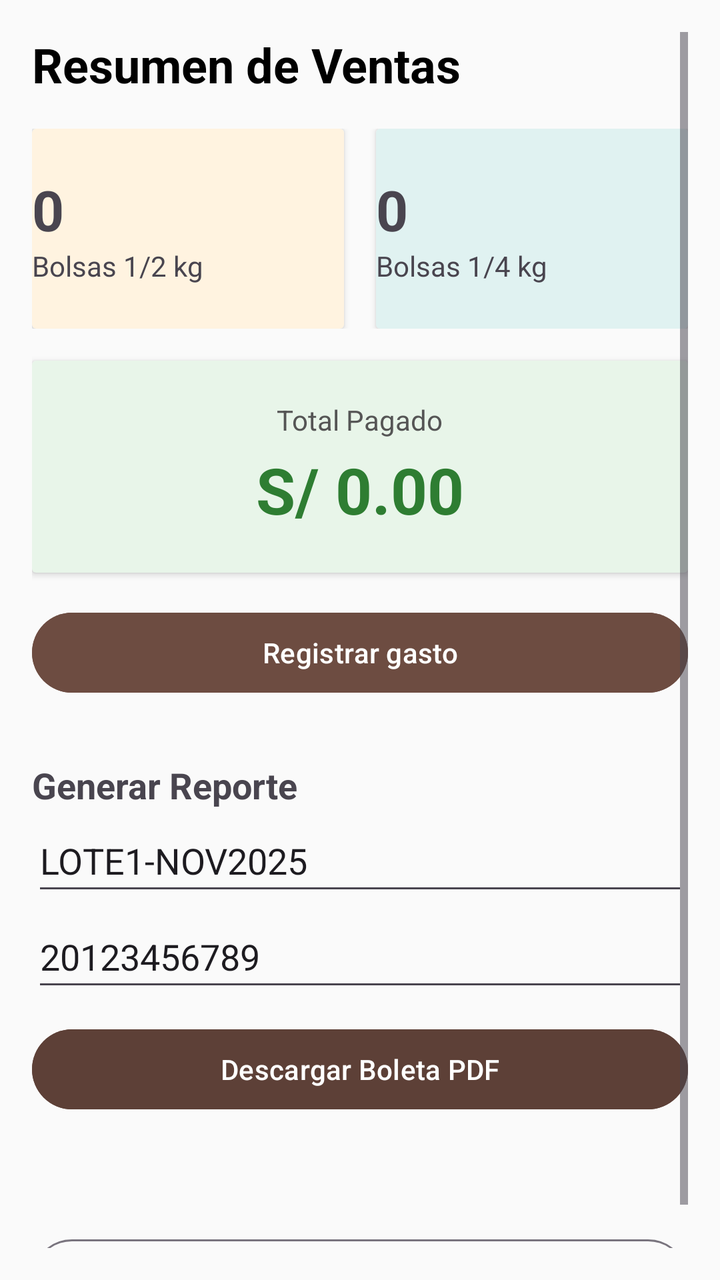
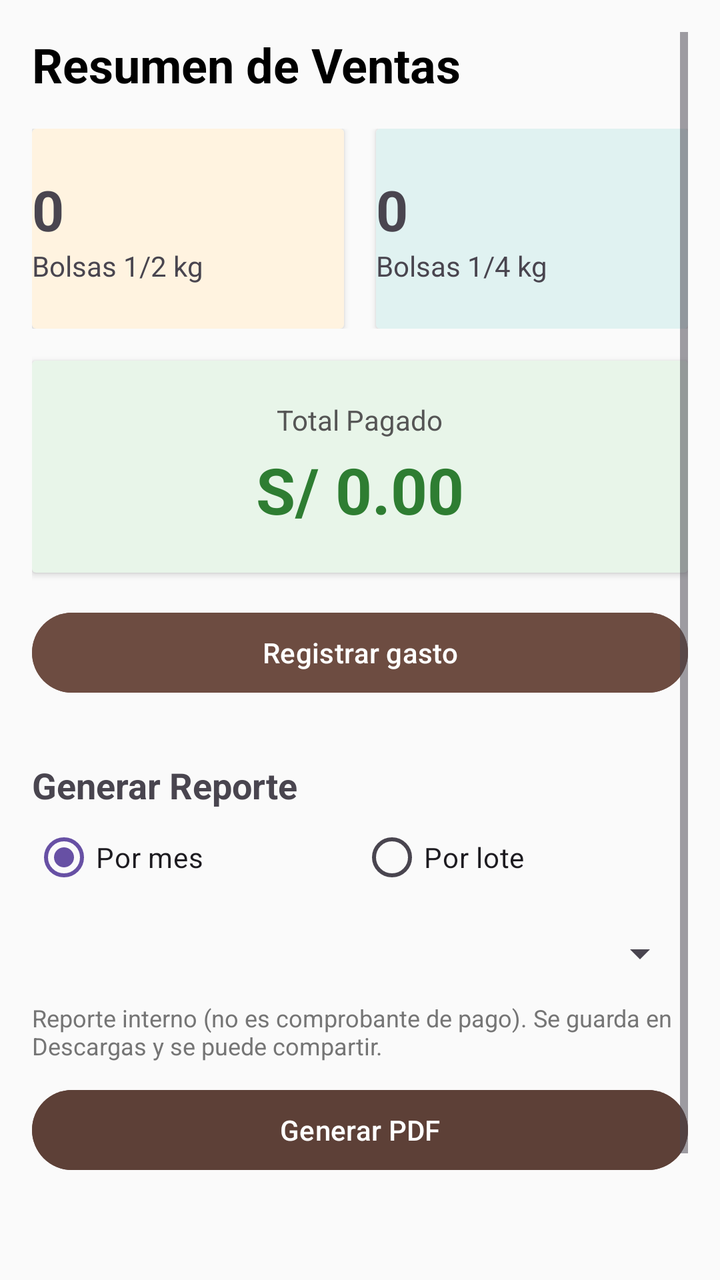

Screens rendered from an Android XML layout before and after an edit, with the pre-edit source and the edit as a unified diff.
<!-- AndroidManifest.xml: application theme Theme.CajaiCafeAdministracion -->
<!-- res/layout/fragment_dashboard.xml -->
<?xml version="1.0" encoding="utf-8"?>
<ScrollView xmlns:android="http://schemas.android.com/apk/res/android"
    android:layout_width="match_parent"
    android:layout_height="match_parent"
    android:background="#FAFAFA"
    android:padding="16dp">


    <LinearLayout
        android:orientation="vertical"
        android:layout_width="match_parent"
        android:layout_height="wrap_content">


        <TextView
            android:text="Resumen de Ventas"
            android:textSize="24sp"
            android:textStyle="bold"
            android:textColor="@android:color/black"
            android:layout_marginBottom="16dp"
            android:layout_height="match_parent"  android:layout_width="match_parent"/>

        <LinearLayout
            android:orientation="horizontal"
            android:weightSum="2"
            android:layout_width="match_parent"
            android:layout_height="wrap_content">

            <androidx.cardview.widget.CardView
                android:layout_width="0dp"
                android:layout_weight="1"
                android:layout_height="100dp"
                android:layout_marginEnd="8dp"
                android:backgroundTint="#FFF3E0">
                <LinearLayout
                    android:gravity="center"
                    android:orientation="vertical"
                    android:layout_width="match_parent"
                    android:layout_height="match_parent">
                    <TextView
                        android:id="@+id/tvTotalMedioKilo"
                        android:text="0"
                        android:textSize="28sp"
                        android:textStyle="bold" android:layout_height="wrap_content" android:layout_width="match_parent"/>
                    <TextView
                        android:text="Bolsas 1/2 kg"
                        android:textSize="14sp" android:layout_height="wrap_content" android:layout_width="match_parent"/>
                </LinearLayout>
            </androidx.cardview.widget.CardView>


            <androidx.cardview.widget.CardView
                android:layout_width="0dp"
                android:layout_weight="1"
                android:layout_height="100dp"
                android:layout_marginStart="8dp"
                android:backgroundTint="#E0F2F1">
                <LinearLayout
                    android:gravity="center"
                    android:orientation="vertical"
                    android:layout_width="match_parent"
                    android:layout_height="match_parent">
                    <TextView
                        android:id="@+id/tvTotalCuartoKilo"
                        android:text="0"
                        android:textSize="28sp"
                        android:textStyle="bold" android:layout_height="wrap_content" android:layout_width="match_parent"/>
                    <TextView
                        android:text="Bolsas 1/4 kg"
                        android:textSize="14sp" android:layout_height="wrap_content" android:layout_width="match_parent"/>
                </LinearLayout>
            </androidx.cardview.widget.CardView>
        </LinearLayout>
        <androidx.cardview.widget.CardView
            android:layout_width="match_parent"
            android:layout_height="wrap_content"
            android:layout_marginTop="16dp"
            android:backgroundTint="#E8F5E9"> <LinearLayout
            android:layout_width="match_parent"
            android:layout_height="wrap_content"
            android:orientation="vertical"
            android:padding="20dp"
            android:gravity="center">

            <TextView
                android:text="Total Pagado"
                android:textSize="14sp"
                android:textColor="#555555"
                android:layout_width="wrap_content"
                android:layout_height="wrap_content"/>

            <TextView
                android:id="@+id/tvTotalDinero"
                android:text="S/ 0.00"
                android:textSize="32sp"
                android:textStyle="bold"
                android:textColor="#2E7D32"
                android:layout_marginTop="4dp"
                android:layout_width="wrap_content"
                android:layout_height="wrap_content"/>
        </LinearLayout>
        </androidx.cardview.widget.CardView>

        <Button
            android:id="@+id/btnRegistrarGasto"
            android:layout_width="match_parent"
            android:layout_height="wrap_content"
            android:layout_marginTop="16dp"
            android:backgroundTint="@color/cafeMedio"
            android:textColor="#FFFFFF"
            android:text="Registrar gasto" />

        <TextView
            android:text="Generar Reporte"
            android:layout_marginTop="30dp"
            android:textSize="18sp"
            android:textStyle="bold" android:layout_height="wrap_content"  android:layout_width="match_parent"/>

        <EditText
            android:id="@+id/etLote"
            android:layout_width="match_parent"
            android:layout_height="wrap_content"
            android:hint="Nombre del Lote"
            android:minHeight="48dp"
            android:text="LOTE1-NOV2025" />

        <EditText
            android:id="@+id/etRuc"
            android:layout_width="match_parent"
            android:layout_height="wrap_content"
            android:hint="RUC / DNI"
            android:minHeight="48dp"
            android:text="20123456789" />

        <Button
            android:id="@+id/btnExportarPDF"
            android:layout_width="match_parent"
            android:layout_height="wrap_content"
            android:text="Descargar Boleta PDF"
            android:backgroundTint="#5D4037"
            android:textColor="#FFFFFF"
            android:layout_marginTop="10dp"/>

        <TextView
            android:id="@+id/tvSesion"
            android:layout_width="match_parent"
            android:layout_height="wrap_content"
            android:layout_marginTop="30dp"
            android:textColor="#555555"
            android:textSize="14sp" />

        <Button
            android:id="@+id/btnCerrarSesion"
            style="?attr/materialButtonOutlinedStyle"
            android:layout_width="match_parent"
            android:layout_height="wrap_content"
            android:layout_marginTop="8dp"
            android:text="Cerrar sesión"
            android:textColor="#5D4037" />

    </LinearLayout>
</ScrollView>
<!-- resources referenced by this layout -->
<resources>
  <color name="cafeMedio">#6D4C41</color>
  <style name="Theme.CajaiCafeAdministracion" parent="Base.Theme.CajaiCafeAdministracion" />
  <style name="Base.Theme.CajaiCafeAdministracion" parent="Theme.Material3.DayNight.NoActionBar">
          
          
      </style>
</resources>

<!-- the commit's change to res/layout/fragment_dashboard.xml (unified diff, before → after) -->
@@ -116,27 +116,46 @@
             android:textSize="18sp"
             android:textStyle="bold" android:layout_height="wrap_content"  android:layout_width="match_parent"/>
 
-        <EditText
-            android:id="@+id/etLote"
+        <RadioGroup
+            android:id="@+id/rgTipoReporte"
+            android:orientation="horizontal"
+            android:layout_width="match_parent"
+            android:layout_height="wrap_content">
+            <RadioButton
+                android:id="@+id/rbPorMes"
+                android:text="Por mes"
+                android:checked="true"
+                android:minHeight="48dp"
+                android:layout_width="0dp"
+                android:layout_weight="1"
+                android:layout_height="wrap_content" />
+            <RadioButton
+                android:id="@+id/rbPorLote"
+                android:text="Por lote"
+                android:minHeight="48dp"
+                android:layout_width="0dp"
+                android:layout_weight="1"
+                android:layout_height="wrap_content" />
+        </RadioGroup>
+
+        <Spinner
+            android:id="@+id/spinnerReporte"
             android:layout_width="match_parent"
             android:layout_height="wrap_content"
-            android:hint="Nombre del Lote"
-            android:minHeight="48dp"
-            android:text="LOTE1-NOV2025" />
+            android:minHeight="48dp" />
 
-        <EditText
-            android:id="@+id/etRuc"
+        <TextView
+            android:text="Reporte interno (no es comprobante de pago). Se guarda en Descargas y se puede compartir."
+            android:textSize="12sp"
+            android:textColor="#757575"
             android:layout_width="match_parent"
-            android:layout_height="wrap_content"
-            android:hint="RUC / DNI"
-            android:minHeight="48dp"
-            android:text="20123456789" />
+            android:layout_height="wrap_content" />
 
         <Button
             android:id="@+id/btnExportarPDF"
             android:layout_width="match_parent"
             android:layout_height="wrap_content"
-            android:text="Descargar Boleta PDF"
+            android:text="Generar PDF"
             android:backgroundTint="#5D4037"
             android:textColor="#FFFFFF"
             android:layout_marginTop="10dp"/>
